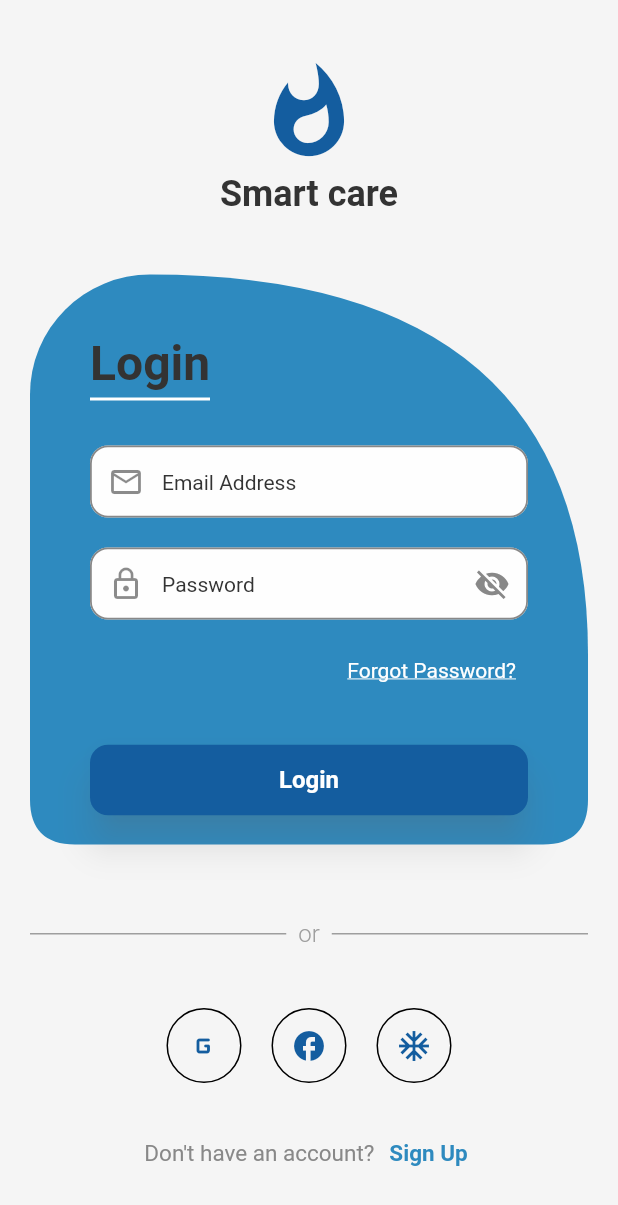
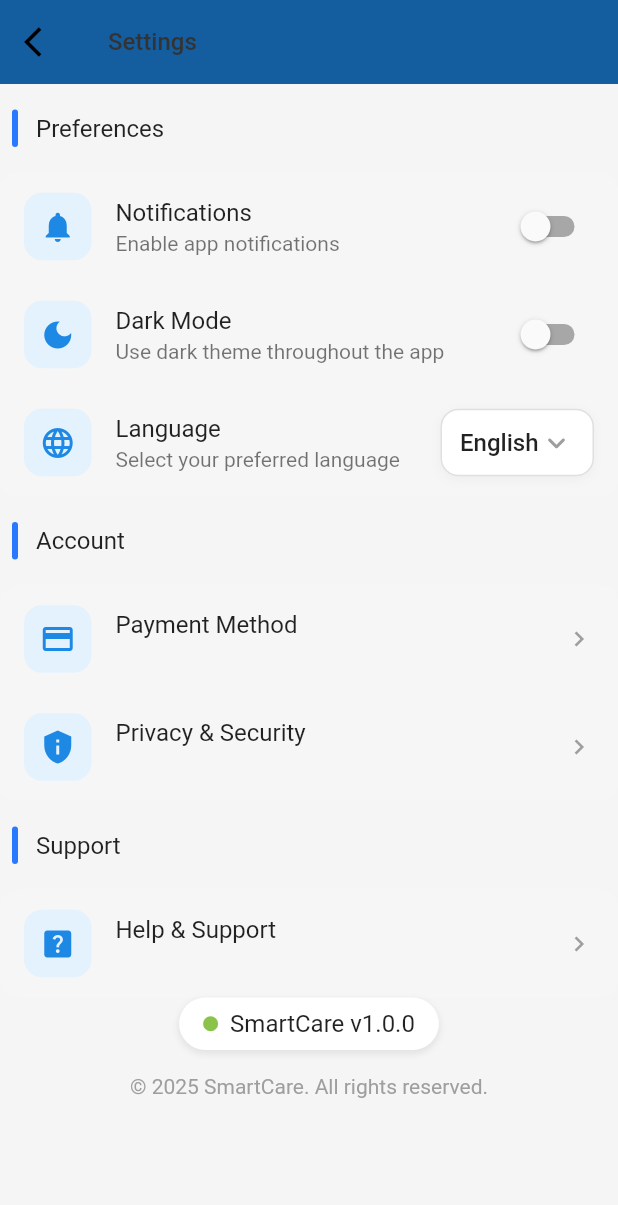
Before and after one commit to stevenayad/Smart-Care, a Flutter app: the screen it shows after launch, on a phone screen of 412 x 824 dp. Shown: the top 1205 px of the screen. Run offline on Flutter 3.47's test engine with Material 3 defaults, Android fonts, the phone set to English and light mode, and no system bars; our stand-ins replace badges, bloc, dartz, dio, dotted_border, equatable and 4 more.

Commit message:
Setting Screen UI

```diff
--- a/lib/features/auth/presentation/Bloc/steps_bloc/steps_state.dart
+++ b/lib/features/auth/presentation/Bloc/steps_bloc/steps_state.dart
@@ -1,4 +1,3 @@
-
 part of 'steps_bloc.dart';
 class StepsState extends Equatable {
   final int currentStep;
--- /dev/null
+++ b/lib/features/settings/presentation/views/setting_screen.dart
@@ -0,0 +1,15 @@
+import 'package:flutter/material.dart';
+import 'package:smartcare/core/widget/custom_appbar.dart';
+import 'package:smartcare/features/settings/presentation/views/widgets/setting_body.dart';
+
+class SettingScreen extends StatelessWidget {
+  const SettingScreen({super.key});
+
+  @override
+  Widget build(BuildContext context) {
+    return Scaffold(
+      appBar: customappbar(context, 'Settings', null, null),
+      body: SettingBody(),
+    );
+  }
+}
--- /dev/null
+++ b/lib/features/settings/presentation/views/widgets/account_section.dart
@@ -0,0 +1,25 @@
+import 'package:flutter/material.dart';
+import 'package:smartcare/features/settings/presentation/views/widgets/setting_section.dart';
+import 'package:smartcare/features/settings/presentation/views/widgets/settings_title.dart';
+
+class AccountSection extends StatelessWidget {
+  const AccountSection({super.key});
+
+  @override
+  Widget build(BuildContext context) {
+    return settingsection(context, 'Account', [
+      settingTile(
+        icon: Icons.payment,
+        title: 'Payment Method',
+        subtitle: '',
+        trailing: const Icon(Icons.chevron_right, color: Colors.grey, size: 20),
+      ),
+      settingTile(
+        icon: Icons.privacy_tip,
+        title: 'Privacy & Security',
+        subtitle: '',
+        trailing: const Icon(Icons.chevron_right, color: Colors.grey, size: 20),
+      ),
+    ]);
+  }
+}
--- /dev/null
+++ b/lib/features/settings/presentation/views/widgets/preferences_section.dart
@@ -0,0 +1,78 @@
+import 'package:flutter/material.dart';
+import 'package:smartcare/features/settings/presentation/views/widgets/settings_title.dart';
+import 'package:smartcare/features/settings/presentation/views/widgets/setting_section.dart';
+
+class PreferencesSection extends StatefulWidget {
+  const PreferencesSection({super.key});
+
+  @override
+  State<PreferencesSection> createState() => _PreferencesSectionState();
+}
+
+class _PreferencesSectionState extends State<PreferencesSection> {
+  @override
+  Widget build(BuildContext context) {
+    String? selectedLanguage = 'English';
+    List<String> items = ['Arbic', 'English'];
+    return settingsection(context, 'Preferences', [
+      settingTile(
+        icon: Icons.notifications,
+        title: 'Notifications',
+        subtitle: 'Enable app notifications',
+        trailing: Switch(value: false, onChanged: (value) {}),
+      ),
+      settingTile(
+        icon: Icons.dark_mode,
+        title: 'Dark Mode',
+        subtitle: 'Use dark theme throughout the app',
+        trailing: Switch(value: false, onChanged: (value) {}),
+      ),
+      settingTile(
+        icon: Icons.language,
+        title: 'Language',
+        subtitle: 'Select your preferred language',
+        trailing: Container(
+          height: 45,
+          padding: const EdgeInsets.symmetric(horizontal: 12),
+          decoration: BoxDecoration(
+            color: Colors.white,
+            borderRadius: BorderRadius.circular(12),
+            border: Border.all(color: Colors.grey.shade300),
+            boxShadow: [
+              BoxShadow(
+                color: Colors.grey.shade200,
+                blurRadius: 5,
+                offset: const Offset(0, 2),
+              ),
+            ],
+          ),
+          child: DropdownButtonHideUnderline(
+            child: DropdownButton<String>(
+              value: selectedLanguage,
+              icon: const Icon(
+                Icons.keyboard_arrow_down_rounded,
+                color: Colors.grey,
+              ),
+              alignment: Alignment.bottomCenter,
+              style: const TextStyle(
+                color: Colors.black87,
+                fontSize: 16,
+                fontWeight: FontWeight.w500,
+              ),
+              items: items
+                  .map(
+                    (lang) => DropdownMenuItem(value: lang, child: Text(lang)),
+                  )
+                  .toList(),
+              onChanged: (value) {
+                setState(() {
+                  selectedLanguage = value!;
+                });
+              },
+            ),
+          ),
+        ),
+      ),
+    ]);
+  }
+}
--- /dev/null
+++ b/lib/features/settings/presentation/views/widgets/setting_body.dart
@@ -0,0 +1,24 @@
+import 'package:flutter/material.dart';
+import 'package:smartcare/features/settings/presentation/views/widgets/account_section.dart';
+import 'package:smartcare/features/settings/presentation/views/widgets/preferences_section.dart';
+import 'package:smartcare/features/settings/presentation/views/widgets/smart_care_fotter.dart';
+import 'package:smartcare/features/settings/presentation/views/widgets/support_section.dart';
+
+class SettingBody extends StatelessWidget {
+  const SettingBody({super.key});
+
+  @override
+  Widget build(BuildContext context) {
+    return SingleChildScrollView(
+      child: Column(
+        children: [
+          PreferencesSection(),
+          AccountSection(),
+          SupportSection(),
+          SmartCareFooter(),
+          SizedBox(height: 20),
+        ],
+      ),
+    );
+  }
+}
--- /dev/null
+++ b/lib/features/settings/presentation/views/widgets/setting_section.dart
@@ -0,0 +1,43 @@
+import 'package:flutter/material.dart';
+
+Widget settingsection(
+  BuildContext context,
+  String title,
+  List<Widget> children,
+) {
+  return Column(
+    crossAxisAlignment: CrossAxisAlignment.start,
+    children: [
+      Padding(
+        padding: const EdgeInsets.all(8.0),
+        child: Row(
+          children: [
+            Container(
+              height: 25,
+              width: 4,
+              decoration: BoxDecoration(
+                color: Colors.blueAccent.shade400,
+                borderRadius: BorderRadius.circular(12),
+              ),
+            ),
+            Padding(
+              padding: const EdgeInsets.all(12.0),
+              child: Text(
+                title,
+                style: Theme.of(context).textTheme.titleMedium,
+              ),
+            ),
+          ],
+        ),
+      ),
+
+      Container(
+        decoration: BoxDecoration(
+          color: Colors.white12,
+          borderRadius: BorderRadius.circular(12),
+        ),
+        child: Column(children: children),
+      ),
+    ],
+  );
+}
--- /dev/null
+++ b/lib/features/settings/presentation/views/widgets/settings_title.dart
@@ -0,0 +1,23 @@
+import 'package:flutter/material.dart';
+
+Widget settingTile({
+  required IconData icon,
+  required String title,
+  required String subtitle,
+  required Widget trailing,
+}) {
+  return ListTile(
+    leading: Container(
+      height: 45,
+      width: 45,
+      decoration: BoxDecoration(
+        color: Colors.blue.shade50,
+        borderRadius: BorderRadius.circular(12),
+      ),
+      child: Icon(icon, color: Colors.blue.shade600, size: 24),
+    ),
+    title: Text(title),
+    subtitle: Text(subtitle),
+    trailing: trailing,
+  );
+}
--- /dev/null
+++ b/lib/features/settings/presentation/views/widgets/smart_care_fotter.dart
@@ -0,0 +1,58 @@
+import 'package:flutter/material.dart';
+
+class SmartCareFooter extends StatelessWidget {
+  const SmartCareFooter({super.key});
+
+  @override
+  Widget build(BuildContext context) {
+    return Column(
+      children: [
+        Container(
+          padding: const EdgeInsets.symmetric(horizontal: 16.0, vertical: 8.0),
+          decoration: BoxDecoration(
+            color: Colors.white,
+            borderRadius: BorderRadius.circular(20.0),
+            boxShadow: [
+              BoxShadow(
+                color: Colors.grey.withOpacity(0.2),
+                spreadRadius: 1,
+                blurRadius: 3,
+                offset: const Offset(0, 2),
+              ),
+            ],
+          ),
+          child: Row(
+            mainAxisSize: MainAxisSize.min,
+            children: [
+              Container(
+                width: 10.0,
+                height: 10.0,
+                decoration: const BoxDecoration(
+                  color: Colors.lightGreen,
+                  shape: BoxShape.circle,
+                ),
+              ),
+              const SizedBox(width: 8.0),
+              const Text(
+                'SmartCare v1.0.0',
+                style: TextStyle(
+                  fontSize: 16.0,
+                  fontWeight: FontWeight.normal,
+                  color: Colors.black87,
+                ),
+              ),
+            ],
+          ),
+        ),
+        const SizedBox(height: 16.0),
+        const Text(
+          '© 2025 SmartCare. All rights reserved.',
+          style: TextStyle(
+            fontSize: 14.0,
+            color: Colors.grey,
+          ),
+        ),
+      ],
+    );
+  }
+}
--- /dev/null
+++ b/lib/features/settings/presentation/views/widgets/support_section.dart
@@ -0,0 +1,21 @@
+
+import 'package:flutter/material.dart';
+import 'package:smartcare/features/settings/presentation/views/widgets/setting_section.dart';
+import 'package:smartcare/features/settings/presentation/views/widgets/settings_title.dart';
+
+class SupportSection extends StatelessWidget {
+  const SupportSection({super.key});
+
+  @override
+  Widget build(BuildContext context) {
+    return settingsection(context, 'Support', [
+      settingTile(
+        icon: Icons.help_center,
+        title: 'Help & Support',
+        subtitle: '',
+        trailing: const Icon(Icons.chevron_right, color: Colors.grey, size: 20),
+      ),
+
+    ]);
+  }
+}
--- a/lib/main.dart
+++ b/lib/main.dart
@@ -1,6 +1,4 @@
-import 'package:device_preview/device_preview.dart';
 import 'package:dio/dio.dart';
-import 'package:flutter/foundation.dart';
 import 'package:flutter/material.dart';
 import 'package:flutter_bloc/flutter_bloc.dart';
 import 'package:smartcare/core/api/api_consumer.dart';
@@ -11,7 +9,8 @@ import 'package:smartcare/core/app_theme.dart';
 import 'package:smartcare/features/auth/data/AuthRep/auth_repository.dart';
 import 'package:smartcare/features/auth/presentation/Bloc/auth_bloc/auth_bloc.dart';
 import 'package:smartcare/features/auth/presentation/login/veiws/login_screen.dart';
-import 'package:smartcare/features/home/presentation/views/home_screen.dart';
+import 'package:smartcare/features/settings/presentation/views/setting_screen.dart';
+
 
 void main() async {
   WidgetsFlutterBinding.ensureInitialized();
@@ -43,7 +42,7 @@ class SmartCare extends StatelessWidget {
       // home:CacheHelper.getAccessToken() != null
       //     ? const HomeScreen()
       //     : const LoginScreen(),
-      home: const LoginScreen(),
+      home: const SettingScreen(),
     );
   }
 }
```
